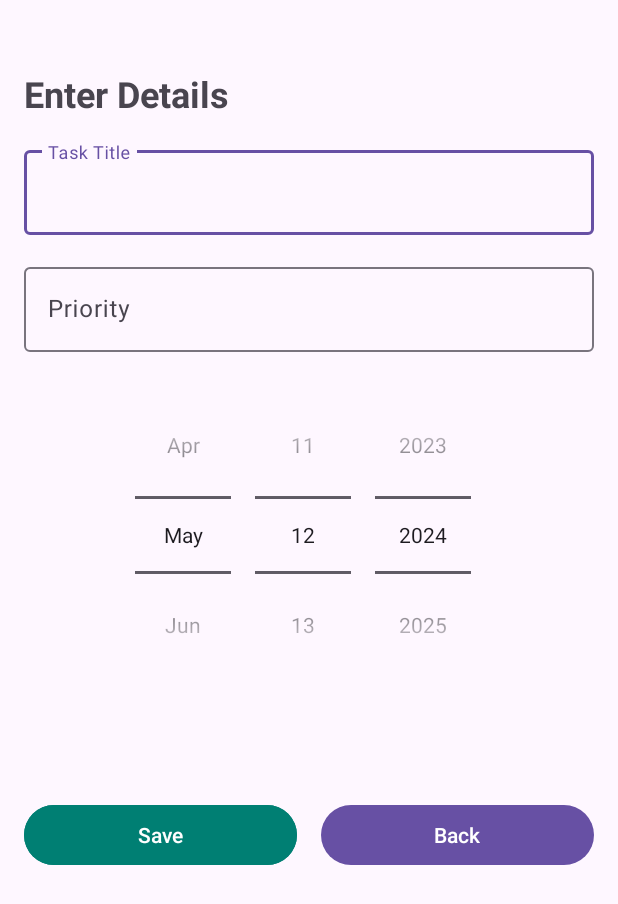
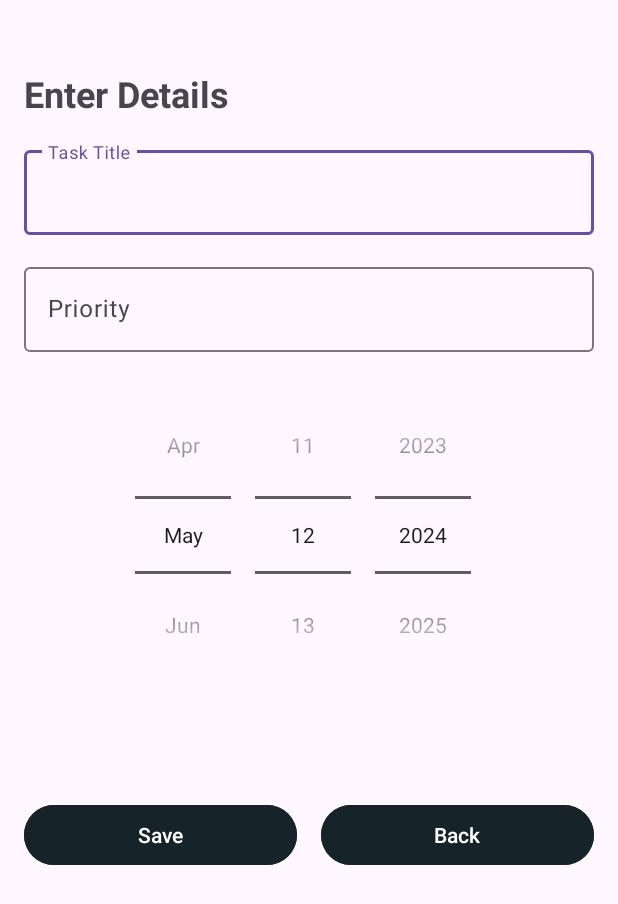
Before and after one commit to Tharusha200219/Task_Management_Application_Year_2_Sem_2, an Android app: the CreateCard screen opened directly, with no data from a screen before it, on a phone screen of 412 x 824 dp. Shown: the top 904 px of the screen. Run offline under Robolectric (Android 15) with nearby library versions, the phone set to English and light mode, and no system bars; our stand-ins replace Room's generated code; Roboto replaces fonts that are not available here.

Commit message:
some update

```diff
--- a/app/src/main/res/layout/activity_create_card.xml
+++ b/app/src/main/res/layout/activity_create_card.xml
@@ -64,7 +64,7 @@
             android:layout_width="wrap_content"
             android:layout_height="wrap_content"
             android:text="Save"
-            android:backgroundTint="#007F73"
+            android:backgroundTint="#162328"
             android:layout_gravity="start"
             android:layout_weight="1"
             android:layout_marginEnd="8dp"/>
@@ -75,6 +75,7 @@
             android:layout_width="wrap_content"
             android:layout_height="wrap_content"
             android:text="Back"
+            android:backgroundTint="#162328"
             android:layout_gravity="end"
             android:layout_weight="1"
             android:layout_marginStart="8dp"/>
```
